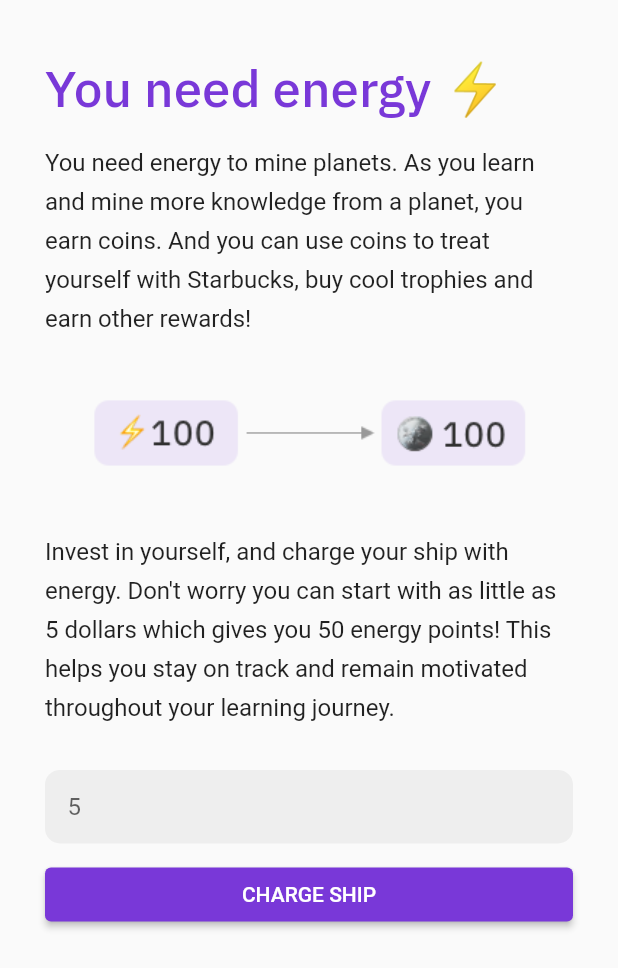
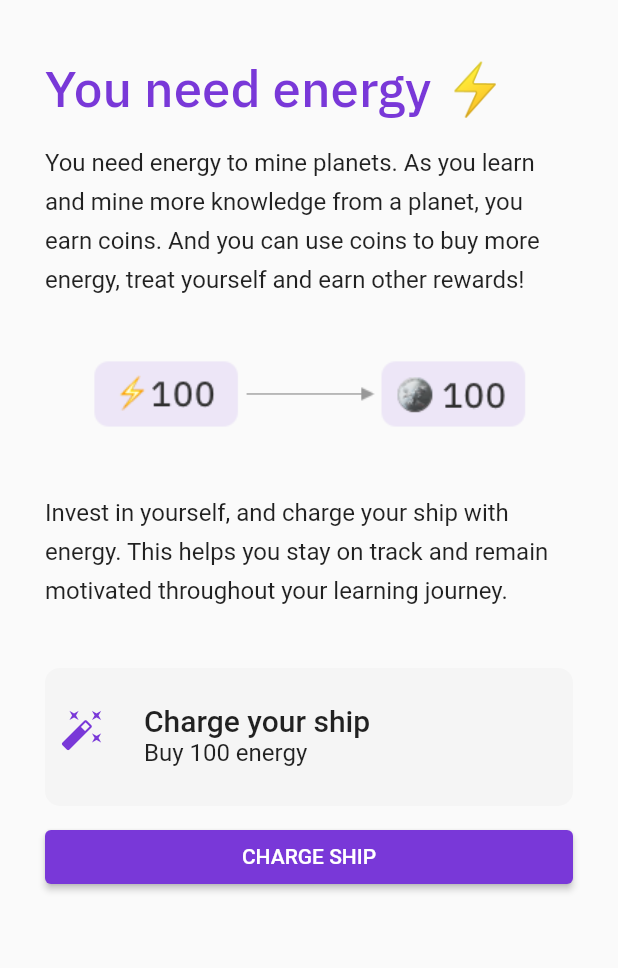
Before and after one commit to axiomacademy/solo, a Flutter app: the EnergyPage widget shown alone on an empty page, opened directly with empty values, on a phone screen of 412 x 824 dp. Shown: the top 968 px of the screen. Run offline on Flutter 3.47's test engine with Material 2 defaults, Android fonts, the phone set to English and light mode, and no system bars; our stand-ins replace cloud_firestore, firebase_auth, firebase_core, flutter_spinkit, flutter_svg, google_sign_in and 1 more; missing offline and left inert: cloud_firestore_web, firebase_auth_web, firebase_core_web, google_sign_in_web, purchases_flutter, selectable_container and 1 more; accounts and stored records are empty.

Commit message:
feat: added important register page changes

```diff
--- a/lib/pages/register.dart
+++ b/lib/pages/register.dart
@@ -130,7 +130,7 @@ class EnergyPage extends StatelessWidget {
                       Container(
                           margin: EdgeInsets.only(top: 15.0, bottom: 10.0),
                           child: Text(
-                              "You need energy to mine planets. As you learn and mine more knowledge from a planet, you earn coins. And you can use coins to treat yourself with Starbucks, buy cool trophies and earn other rewards!",
+                              "You need energy to mine planets. As you learn and mine more knowledge from a planet, you earn coins. And you can use coins to buy more energy, treat yourself and earn other rewards!",
                               style: Theme.of(context)
                                   .textTheme
                                   .subtitle1
@@ -139,37 +139,31 @@ class EnergyPage extends StatelessWidget {
                       Container(
                           margin: EdgeInsets.only(top: 10.0),
                           child: Text(
-                              "Invest in yourself, and charge your ship with energy. Don't worry you can start with as little as 5 dollars which gives you 50 energy points! This helps you stay on track and remain motivated throughout your learning journey.",
+                              "Invest in yourself, and charge your ship with energy. This helps you stay on track and remain motivated throughout your learning journey.",
                               style: Theme.of(context)
                                   .textTheme
                                   .subtitle1
                                   ?.copyWith(height: 1.6))),
                       Container(
-                          margin: EdgeInsets.only(top: 30.0),
-                          child: TextFormField(
-                            cursorColor: Theme.of(context).primaryColor,
-                            decoration: InputDecoration(
-                              isDense: true,
-                              filled: true,
-                              suffixText: "SGD",
-                              fillColor: Colors.grey[200],
-                              contentPadding: EdgeInsets.all(15),
-                              border: OutlineInputBorder(
-                                  borderSide: BorderSide.none,
+                        margin: EdgeInsets.only(top: 30.0),
+                        child: Container(
+                            margin: EdgeInsets.only(top: 10.0),
+                            child: ListTile(
+                              contentPadding: EdgeInsets.all(10.0),
+                              onTap: _purchaseEnergy,
+                              tileColor: Colors.grey[100],
+                              shape: RoundedRectangleBorder(
                                   borderRadius:
                                       BorderRadius.all(Radius.circular(10.0))),
-                              focusedBorder: OutlineInputBorder(
-                                  borderSide: BorderSide(
-                                      width: 2.0,
-                                      color: Theme.of(context).primaryColor),
-                                  borderRadius:
-                                      BorderRadius.all(Radius.circular(10.0))),
-                              hintText: "5",
-                              hintStyle:
-                                  TextStyle(color: Theme.of(context).hintColor),
-                              focusColor: Theme.of(context).primaryColor,
-                            ),
-                          )),
+                              leading: Icon(Icons.auto_fix_high,
+                                  size: 30.0,
+                                  color: Theme.of(context).primaryColor),
+                              title: Text("Charge your ship",
+                                  style: Theme.of(context).textTheme.headline6),
+                              subtitle: Text("Buy 100 energy",
+                                  style: Theme.of(context).textTheme.subtitle1),
+                            )),
+                      ),
                       Container(
                           margin: EdgeInsets.only(top: 10.0),
                           child: ElevatedButton(
@@ -188,6 +182,22 @@ class EnergyPage extends StatelessWidget {
                                 Spacer(),
                               ])))
                     ])))));
+  }
+
+  void _purchaseEnergy() async {
+    Offerings offerings = await Purchases.getOfferings();
+    if (offerings.current != null) {
+      try {
+        PurchaserInfo purchaserInfo =
+            await Purchases.purchasePackage(offerings.current!.lifetime!);
+        await EnergyService.buyEnergy(user.email!);
+      } on PlatformException catch (e) {
+        var errorCode = PurchasesErrorHelper.getErrorCode(e);
+        if (errorCode != PurchasesErrorCode.purchaseCancelledError) {
+          print(e);
+        }
+      }
+    }
   }
 }
 
```
